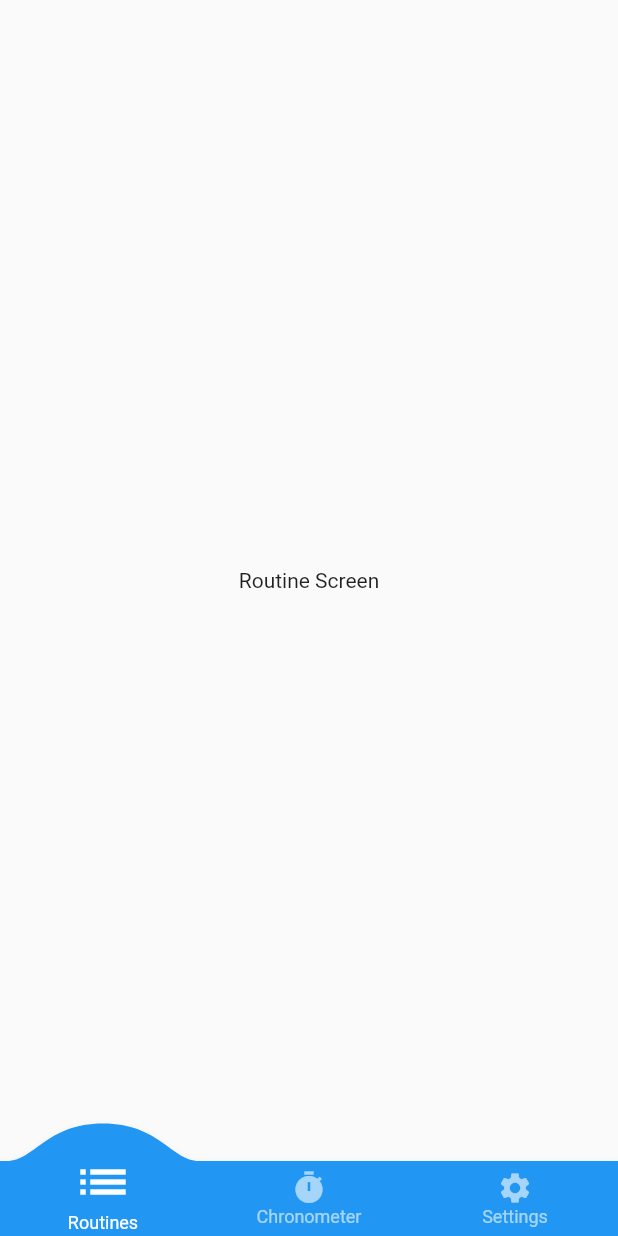
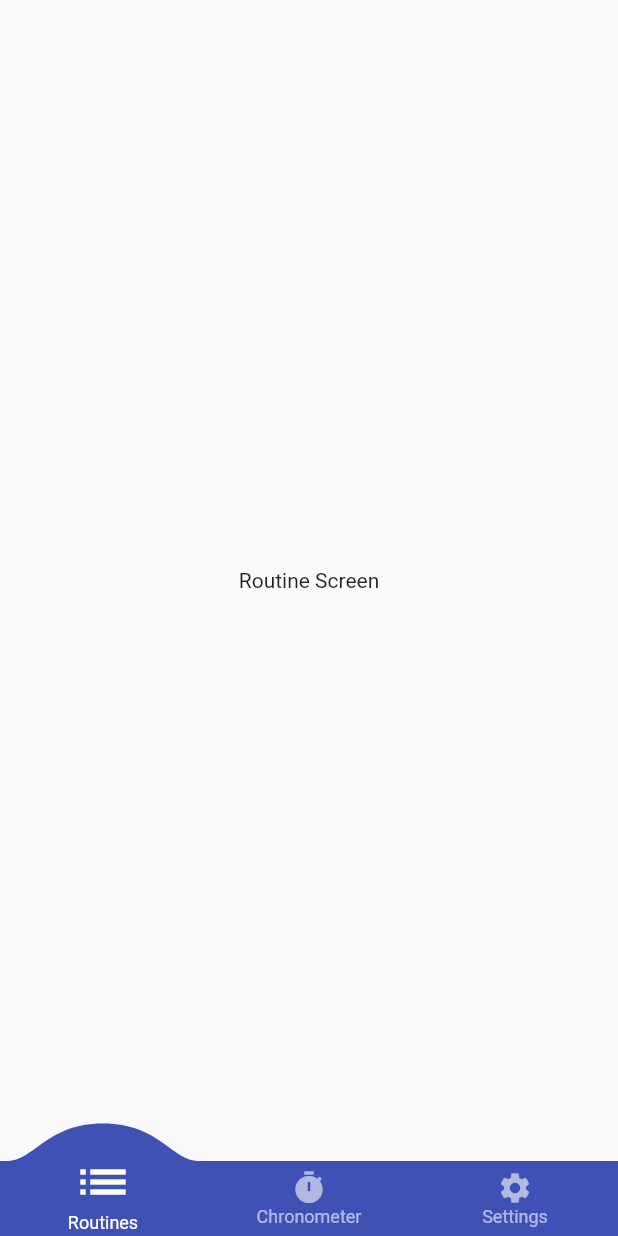
Before and after one commit to a602364/tfg_flutter_app, a Flutter app: the screen it shows after launch, on a phone screen of 412 x 824 dp. Run offline on Flutter 3.47's test engine with Material 2 defaults, Android fonts, the light colour scheme and no system bars; drawn by our look-alikes of convex_bottom_bar.

Commit message:
[Add] Color principal de la App

```diff
--- /dev/null
+++ b/lib/theme/app_theme.dart
@@ -0,0 +1,12 @@
+import 'package:flutter/material.dart';
+
+class AppTheme {
+  static const Color primary = Colors.indigo;
+
+  static final ThemeData darkTheme = ThemeData.dark().copyWith(
+      //color primario
+      primaryColor: Colors.blueGrey,
+      //AppBarTheme
+      appBarTheme: const AppBarTheme(elevation: 0, color: Colors.blueGrey),
+      scaffoldBackgroundColor: Colors.black);
+}
--- a/lib/widgets/custom_navigation_bar.dart
+++ b/lib/widgets/custom_navigation_bar.dart
@@ -1,6 +1,7 @@
 import 'package:flutter/material.dart';
 import 'package:provider/provider.dart';
 import 'package:convex_bottom_bar/convex_bottom_bar.dart';
+import 'package:tfg_flutter_app/theme/app_theme.dart';
 
 import '../providers/ui_provider.dart';
 
@@ -22,6 +23,7 @@ class CustomNavigationBar extends StatelessWidget {
         TabItem(icon: Icons.timer, title: "Chronometer"),
         TabItem(icon: Icons.settings, title: "Settings"),
       ],
+      backgroundColor: AppTheme.primary,
       initialActiveIndex: currentIndex,
       onTap: (int i) => uiProvider.selectedMenuOpt = i,
     );
```
